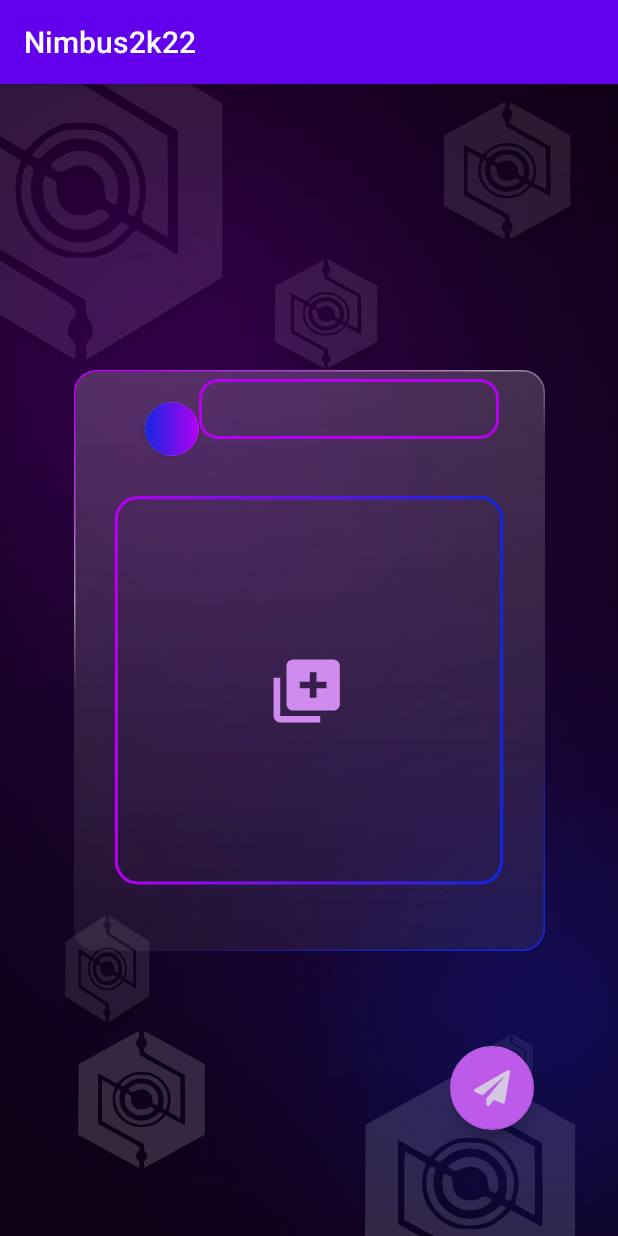
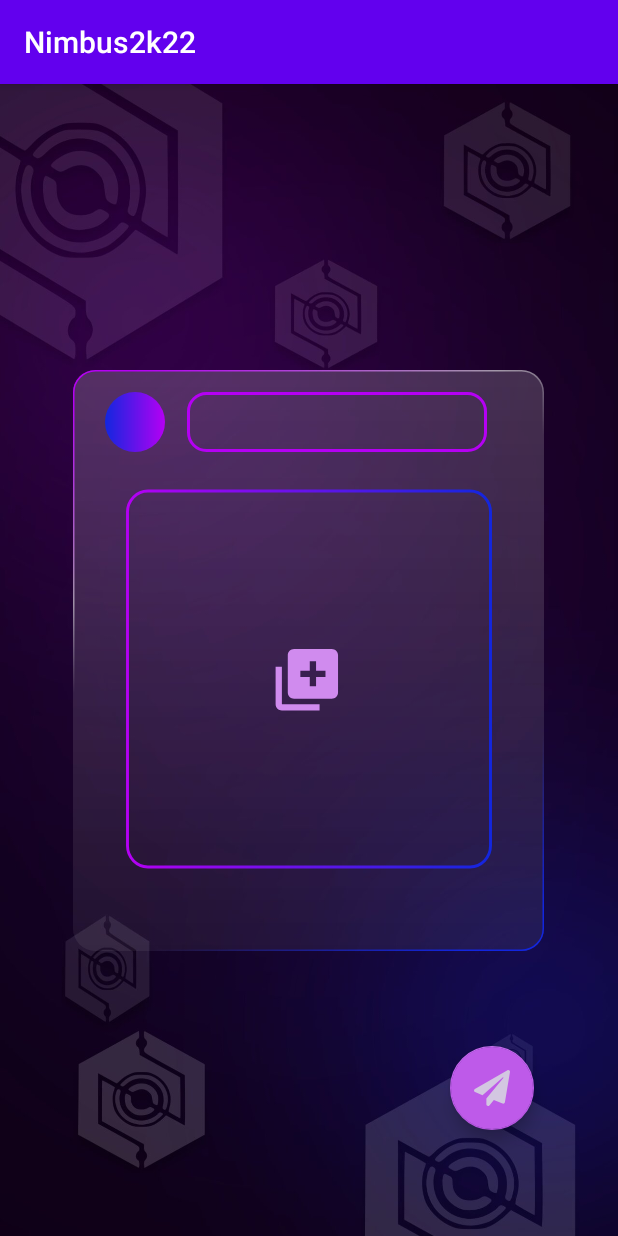
Before and after one commit to appteam-nith/Nimbus-2k22-front-end, an Android app: the screen it shows after launch (memePost), on a phone screen of 412 x 824 dp. Run offline under Robolectric (Android 15) with nearby library versions, the light colour scheme and no system bars; pictures from the network do not load.

Commit message:
optimised alignment

```diff
--- a/app/src/main/res/drawable/ic_rctangle.xml
+++ b/app/src/main/res/drawable/ic_rctangle.xml
@@ -3,7 +3,7 @@
     android:shape="rectangle"
     >
 <size
-    android:width="200dp"
+    android:width="180dp"
     android:height="40dp"
   />
   <solid
--- a/app/src/main/res/drawable/imagebackground.xml
+++ b/app/src/main/res/drawable/imagebackground.xml
@@ -1,5 +1,8 @@
 <?xml version="1.0" encoding="utf-8"?>
-<shape xmlns:android="http://schemas.android.com/apk/res/android">
+<shape xmlns:android="http://schemas.android.com/apk/res/android"
+    android:shape="oval"
+    >
+
     <gradient
         android:type="linear"
         android:angle="0"
--- a/app/src/main/res/layout/activity_meme_post.xml
+++ b/app/src/main/res/layout/activity_meme_post.xml
@@ -13,23 +13,29 @@
         android:layout_height="wrap_content"
         app:layout_constraintBottom_toBottomOf="parent"
         app:layout_constraintEnd_toEndOf="parent"
+        app:layout_constraintHorizontal_bias="0.494"
         app:layout_constraintStart_toStartOf="parent"
         app:layout_constraintTop_toTopOf="parent"
         app:srcCompat="@drawable/ic_memepost" />
 
     <ImageView
         android:id="@+id/memeDisplay"
-        android:layout_width="300dp"
-        android:layout_height="300dp"
-        app:layout_constraintBottom_toBottomOf="@id/imageView1"
+        android:layout_width="313dp"
+        android:layout_height="308dp"
+        android:layout_marginBottom="190dp"
+        android:paddingLeft="15dp"
+        android:paddingRight="15dp"
+        android:paddingTop="10dp"
+        android:paddingBottom="5dp"
+        android:scaleType="fitXY"
+        app:layout_constraintBottom_toBottomOf="parent"
         app:layout_constraintEnd_toEndOf="@id/imageView1"
-        app:layout_constraintHorizontal_bias="0.454"
         app:layout_constraintStart_toStartOf="@id/imageView1"
-        app:layout_constraintTop_toTopOf="@id/imageView1"
-        app:layout_constraintVertical_bias="0.789"
+        app:layout_constraintTop_toBottomOf="@+id/caption"
+        app:layout_constraintVertical_bias="0.0"
         app:srcCompat="@drawable/ic_post_meme" />
 
-    <LinearLayout
+    <androidx.constraintlayout.widget.ConstraintLayout
         android:id="@+id/linearLayout"
         android:layout_width="wrap_content"
         android:layout_height="wrap_content"
@@ -39,34 +45,8 @@
         app:layout_constraintStart_toStartOf="@id/imageView1"
         app:layout_constraintTop_toTopOf="@id/imageView1">
 
-        <androidx.cardview.widget.CardView
-            android:id="@+id/cardImage"
-            android:layout_width="36dp"
-            android:layout_height="36dp"
-            android:layout_marginLeft="16dp"
-            android:layout_marginTop="15dp"
-            android:layout_marginBottom="5dp"
-            app:cardCornerRadius="18dp">
 
-            <ImageView
-                android:id="@+id/profilePic"
-                android:layout_width="match_parent"
-                android:layout_height="match_parent"
-                android:scaleType="centerCrop"
-                android:src="@drawable/imagebackground">
-
-            </ImageView>
-
-        </androidx.cardview.widget.CardView>
-
-        <EditText
-            android:id="@+id/caption"
-            android:textColor="@color/white"
-            android:layout_width="wrap_content"
-            android:layout_height="wrap_content"
-            android:background="@drawable/ic_rctangle"
-            android:gravity="center_vertical" />
-    </LinearLayout>
+    </androidx.constraintlayout.widget.ConstraintLayout>
 
     <!--    <androidx.cardview.widget.CardView-->
     <!--        android:layout_width="wrap_content"-->
@@ -106,7 +86,41 @@
         app:layout_constraintStart_toStartOf="parent"
         app:layout_constraintTop_toBottomOf="@+id/imageView1"
         app:layout_constraintVertical_bias="0.474"
-        app:srcCompat="@drawable/ic_postsymbol" />
+        app:srcCompat="@drawable/ic_postsymbol"
+
+        />
+
+    <EditText
+        android:id="@+id/caption"
+        android:layout_width="200dp"
+        android:layout_height="wrap_content"
+        android:background="@drawable/ic_rctangle"
+        android:gravity="center_vertical"
+        android:maxLines="2"
+        android:padding="7dp"
+        android:textColor="@color/white"
+        app:layout_constraintBottom_toBottomOf="parent"
+        app:layout_constraintEnd_toEndOf="parent"
+        app:layout_constraintHorizontal_bias="0.145"
+        app:layout_constraintStart_toEndOf="@+id/profilePic"
+        app:layout_constraintTop_toTopOf="parent"
+        app:layout_constraintVertical_bias="0.282" />
+
+    <ImageView
+        android:id="@+id/profilePic"
+        android:layout_width="40dp"
+        android:layout_height="40dp"
+        android:scaleType="centerCrop"
+        android:src="@drawable/imagebackground"
+        app:layout_constraintBottom_toBottomOf="parent"
+        app:layout_constraintCircleRadius="@dimen/ButtonHeight"
+        app:layout_constraintEnd_toEndOf="parent"
+        app:layout_constraintHorizontal_bias="0.188"
+        app:layout_constraintStart_toStartOf="parent"
+        app:layout_constraintTop_toTopOf="parent"
+        app:layout_constraintVertical_bias="0.282">
+
+    </ImageView>
 
 
 </androidx.constraintlayout.widget.ConstraintLayout>
```
